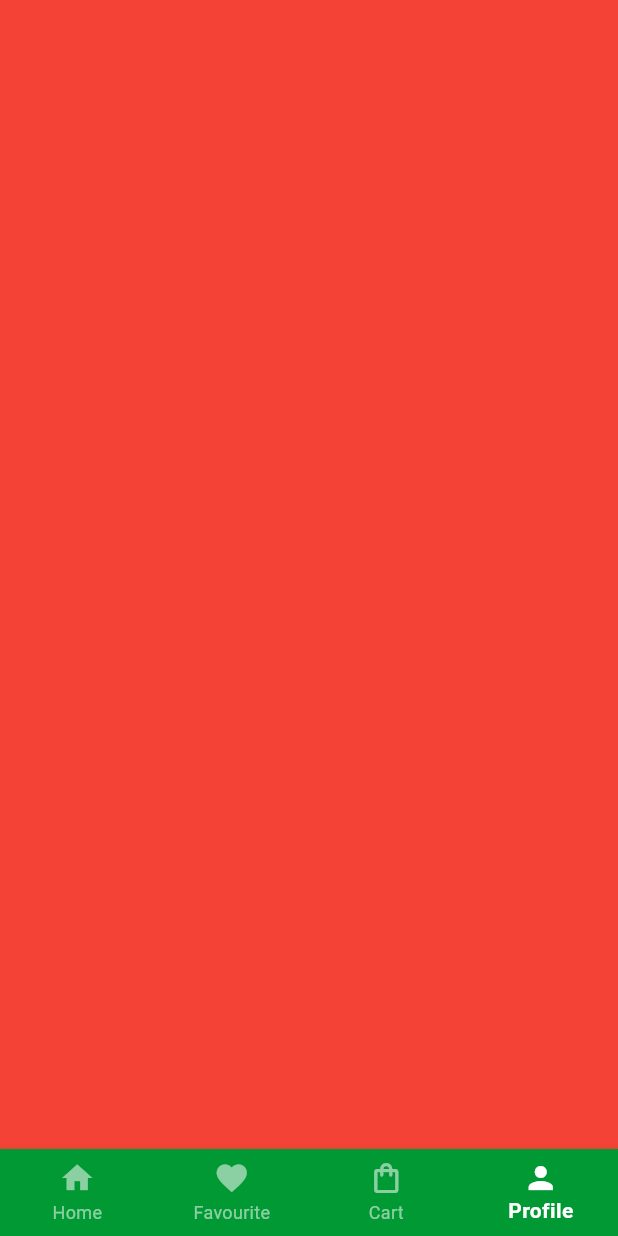
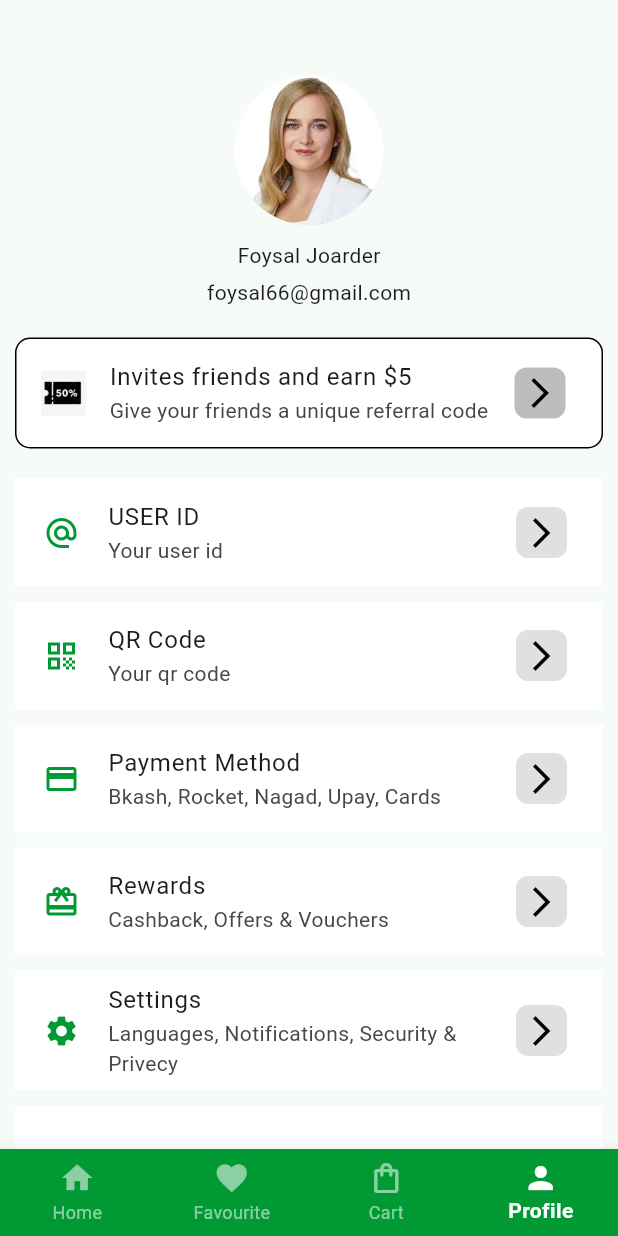
Before and after one commit to foysal012/eco_eats, a Flutter app: the screen it shows after launch, item 4 of the bottom bar chosen, on a phone screen of 412 x 824 dp. Run offline on Flutter 3.47's test engine with Material 3 defaults, Android fonts, the phone set to English and light mode, and no system bars; our stand-ins replace flutter_rating_bar, gap.

Commit message:
Profile Page UI Done.

```diff
--- a/lib/main.dart
+++ b/lib/main.dart
@@ -1,7 +1,6 @@
 import 'package:flutter/material.dart';
 import 'package:flutter/services.dart';
 import 'screen/bottom_nav_bar/bottom_nav_bar.dart';
-import 'screen/category/category_details_page.dart';
 import 'screen/splash/splash_screen.dart';
 
 void main() {
@@ -25,10 +24,7 @@ class MyApp extends StatelessWidget {
       ),
       debugShowCheckedModeBanner: false,
       // home: const SplashScreen(),
-      // home: const SignInScreen(),
-      // home: const SignUpScreen(),
       home: const BottomNavBar(),
-      // home: const CategoryDetailsPage(),
     );
   }
 }
--- a/lib/screen/bottom_nav_bar_pages/profile_page.dart
+++ b/lib/screen/bottom_nav_bar_pages/profile_page.dart
@@ -1,4 +1,6 @@
+import 'package:eco_eats/resource/app_colors/app_colors.dart';
 import 'package:flutter/material.dart';
+import 'package:gap/gap.dart';
 
 class ProfilePage extends StatefulWidget {
   const ProfilePage({super.key});
@@ -10,8 +12,147 @@ class ProfilePage extends StatefulWidget {
 class _ProfilePageState extends State<ProfilePage> {
   @override
   Widget build(BuildContext context) {
-    return const Scaffold(
-      backgroundColor: Colors.red,
+    return Scaffold(
+      backgroundColor: AppColors.appBodyBackground,
+      body: Container(
+        padding: const EdgeInsets.symmetric(
+          horizontal: 10.0,
+          vertical: 10.0
+        ),
+        child: SingleChildScrollView(
+          child: Column(
+            crossAxisAlignment: CrossAxisAlignment.center,
+            children: [
+              const Gap(40.0),
+              const CircleAvatar(
+                radius: 50.0,
+                backgroundImage: AssetImage('assets/images/profile.jpeg'),
+                // child: Image.asset('assets/images/profile.jpeg'),
+              ),
+              const Gap(10.0),
+
+              const Text("Foysal Joarder"),
+              const Gap(5.0),
+
+              const Text("foysal66@gmail.com"),
+              const Gap(20.0),
+
+              ListTile(
+                tileColor: AppColors.appWhite,
+                shape: OutlineInputBorder(
+                  borderRadius: BorderRadius.circular(10.0)
+                ),
+                leading: Container(
+                  height: 30.0,
+                  width: 30.0,
+                  decoration: const BoxDecoration(
+                    image: DecorationImage(
+                        image: AssetImage('assets/images/discount.png')
+                    )
+                  ),
+                ),
+
+                title: const Text('Invites friends and earn \$5'),
+                subtitle: const Text('Give your friends a unique referral code'),
+
+                trailing: Container(
+                    padding: const EdgeInsets.all(5.0),
+                    decoration: BoxDecoration(
+                     color: Colors.black26,
+                     borderRadius: BorderRadius.circular(8.0)
+                    ),
+                    child: const Icon(Icons.arrow_forward_ios, color: Colors.black,)),
+              ),
+              const Gap(20.0),
+
+              CustomProfileCard(
+                leadingIcon: Icons.alternate_email,
+                trailingIcon: Icons.arrow_forward_ios,
+                title: 'USER ID',
+                subTitle: 'Your user id',
+              ),
+              const Gap(10.0),
+
+              CustomProfileCard(
+                leadingIcon: Icons.qr_code,
+                trailingIcon: Icons.arrow_forward_ios,
+                title: 'QR Code ',
+                subTitle: 'Your qr code',
+              ),
+              const Gap(10.0),
+
+              CustomProfileCard(
+                leadingIcon: Icons.payment,
+                trailingIcon: Icons.arrow_forward_ios,
+                title: 'Payment Method',
+                subTitle: 'Bkash, Rocket, Nagad, Upay, Cards',
+              ),
+              const Gap(10.0),
+
+              CustomProfileCard(
+                leadingIcon: Icons.card_giftcard,
+                trailingIcon: Icons.arrow_forward_ios,
+                title: 'Rewards',
+                subTitle: 'Cashback, Offers & Vouchers',
+              ),
+              const Gap(10.0),
+
+              CustomProfileCard(
+                leadingIcon: Icons.settings,
+                trailingIcon: Icons.arrow_forward_ios,
+                title: 'Settings',
+                subTitle: 'Languages, Notifications, Security & Privecy',
+              ),
+              const Gap(10.0),
+
+              CustomProfileCard(
+                leadingIcon: Icons.help,
+                trailingIcon: Icons.arrow_forward_ios,
+                title: 'Help & Feedback',
+                subTitle: 'Customer Support, Your Quires, Q&A',
+              ),
+              const Gap(10.0),
+            ],
+          ),
+        ),
+      ),
     );
   }
 }
+
+class CustomProfileCard extends StatelessWidget {
+  const CustomProfileCard({
+    super.key,
+    required this.leadingIcon,
+    required this.trailingIcon,
+    required this.title,
+    required this.subTitle
+  });
+  final IconData leadingIcon;
+  final IconData trailingIcon;
+  final String title;
+  final String subTitle;
+
+  @override
+  Widget build(BuildContext context) {
+    return ListTile(
+      tileColor: AppColors.appWhite,
+      leading: Container(
+        height: 30.0,
+        width: 30.0,
+        child: Icon(leadingIcon, color: AppColors.primaryColor),
+      ),
+
+      title: Text('${title}'),
+      subtitle: Text('${subTitle}'),
+
+      trailing: Container(
+          padding: const EdgeInsets.all(5.0),
+          decoration: BoxDecoration(
+              color: Colors.black12,
+              borderRadius: BorderRadius.circular(8.0)
+          ),
+          child: const Icon(Icons.arrow_forward_ios, color: Colors.black)),
+    );
+  }
+}
```
Also changed, not shown: assets/images/discount.png (added), assets/images/profile.jpeg (added).
